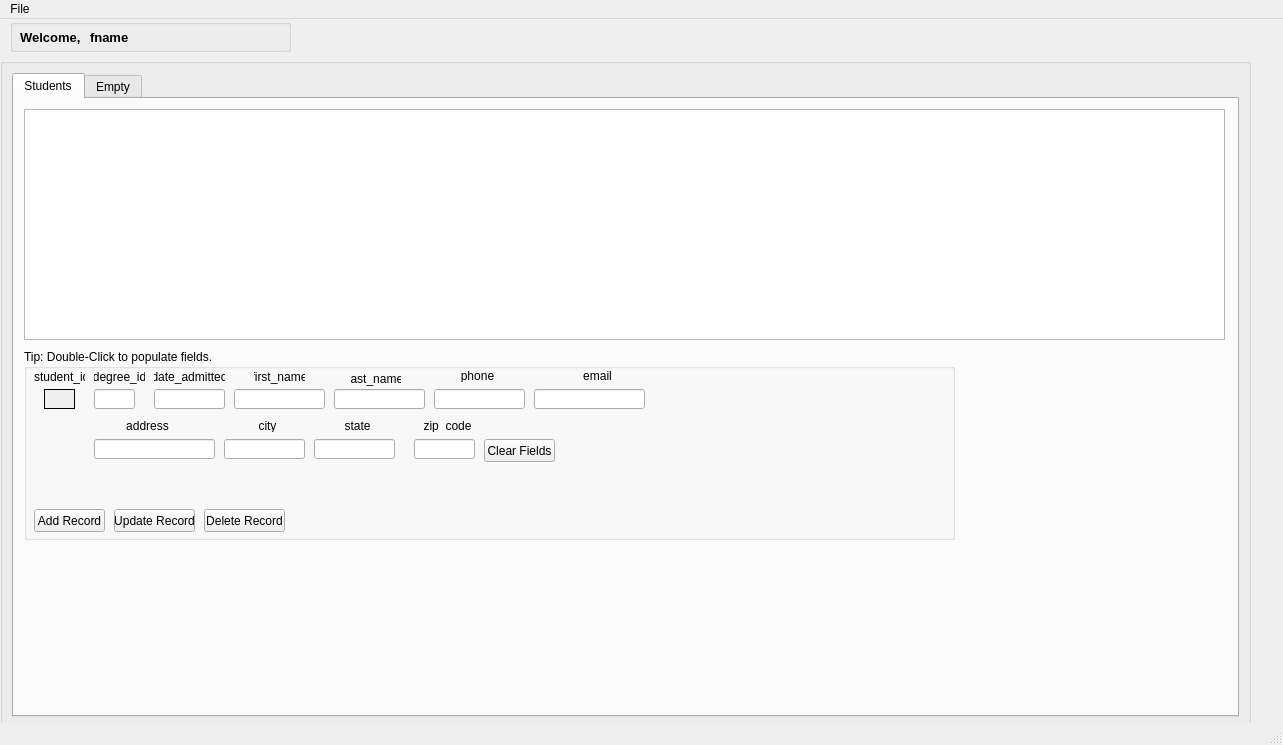
First picture: the form in adminwindow.ui, repository Pawls/LMS, before the edit.
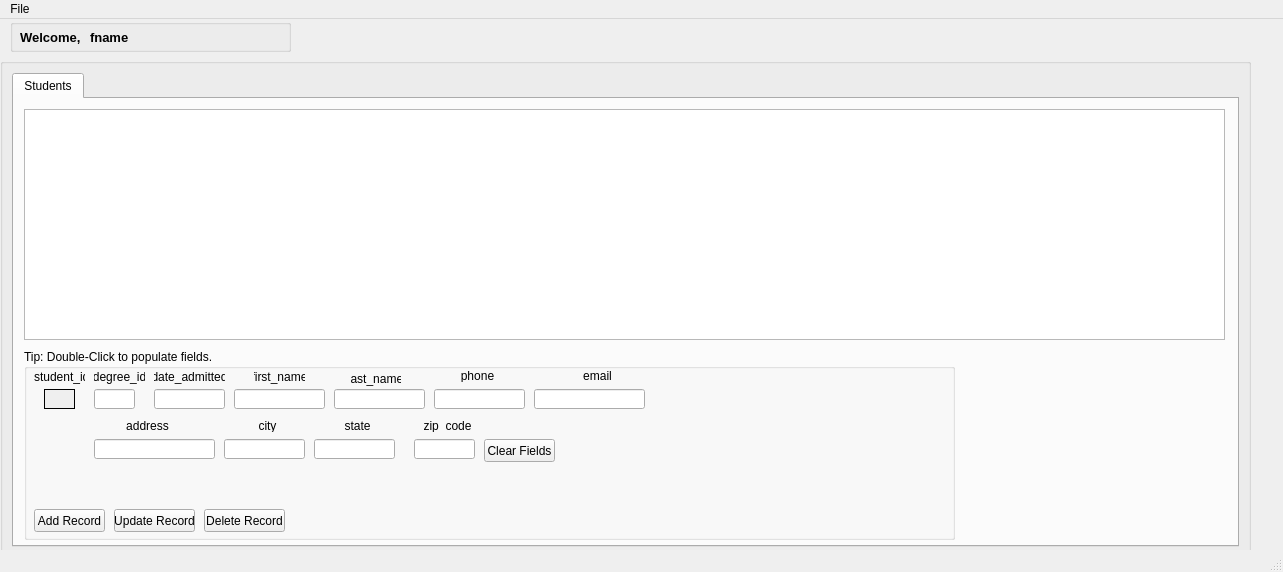
Second picture: the form after the edit.

Diff of the .ui file:
```diff
--- a/adminwindow.ui
+++ b/adminwindow.ui
@@ -7,7 +7,7 @@
     <x>0</x>
     <y>0</y>
     <width>1283</width>
-    <height>745</height>
+    <height>572</height>
    </rect>
   </property>
   <property name="windowTitle">
@@ -20,7 +20,7 @@
       <x>0</x>
       <y>39</y>
       <width>1251</width>
-      <height>671</height>
+      <height>501</height>
      </rect>
     </property>
     <property name="title">
@@ -416,11 +416,6 @@
          </widget>
         </widget>
        </widget>
-       <widget class="QWidget" name="tab_6">
-        <attribute name="title">
-         <string>Empty</string>
-        </attribute>
-       </widget>
       </widget>
      </item>
     </layout>
```
